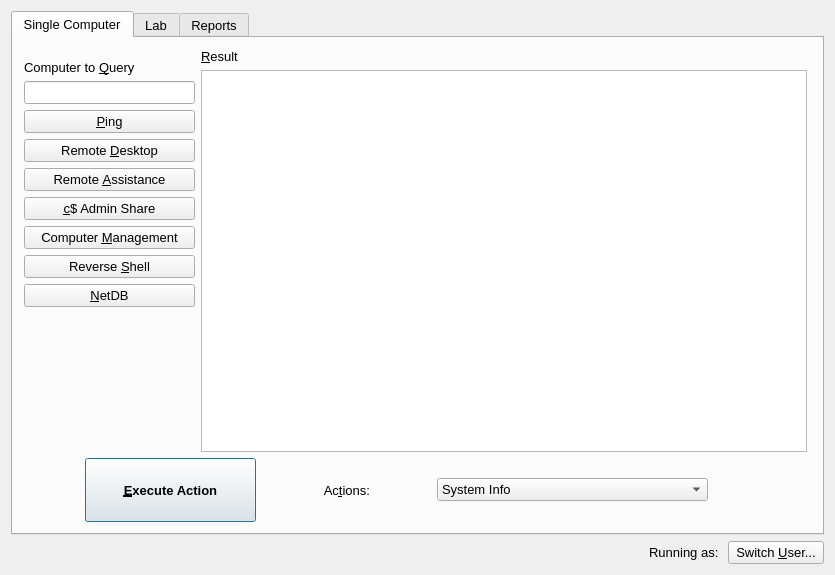
Qt form mainwindow.ui (garlic-os/computer-status-neo) before a commit.
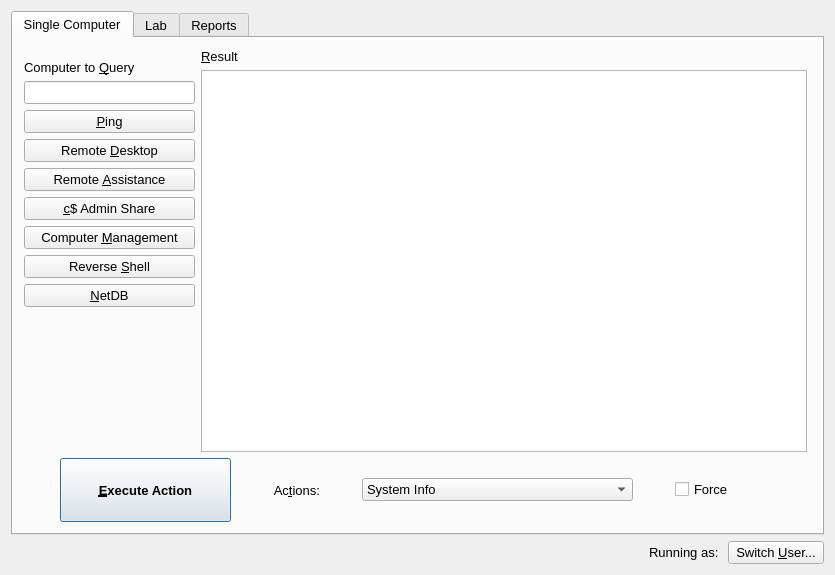
The same form after that commit. Icons and pictures are not drawn.

Commit message:
Draft out AppsAnywhere actions
Includes a checkbox to dictate whether to run the "force" version of the scripts.

```diff
--- a/mainwindow.ui
+++ b/mainwindow.ui
@@ -349,6 +349,12 @@
           </item>
           <item>
            <widget class="QComboBox" name="dropdownActions">
+            <property name="sizePolicy">
+             <sizepolicy hsizetype="Expanding" vsizetype="Fixed">
+              <horstretch>0</horstretch>
+              <verstretch>0</verstretch>
+             </sizepolicy>
+            </property>
             <property name="maximumSize">
              <size>
               <width>271</width>
@@ -405,6 +411,32 @@
               <string>Run SFC and DISM</string>
              </property>
             </item>
+            <item>
+             <property name="text">
+              <string>Uninstall AppsAnywhere</string>
+             </property>
+            </item>
+            <item>
+             <property name="text">
+              <string>Install AppsAnywhere</string>
+             </property>
+            </item>
+           </widget>
+          </item>
+          <item>
+           <widget class="QCheckBox" name="checkboxForceAction">
+            <property name="sizePolicy">
+             <sizepolicy hsizetype="Fixed" vsizetype="Fixed">
+              <horstretch>0</horstretch>
+              <verstretch>0</verstretch>
+             </sizepolicy>
+            </property>
+            <property name="text">
+             <string>Force</string>
+            </property>
+            <property name="checkable">
+             <bool>false</bool>
+            </property>
            </widget>
           </item>
           <item>
@@ -413,7 +445,7 @@
              <enum>Qt::Horizontal</enum>
             </property>
             <property name="sizeType">
-             <enum>QSizePolicy::Minimum</enum>
+             <enum>QSizePolicy::Preferred</enum>
             </property>
             <property name="sizeHint" stdset="0">
              <size>
```
The commit also changes 2 other files.
